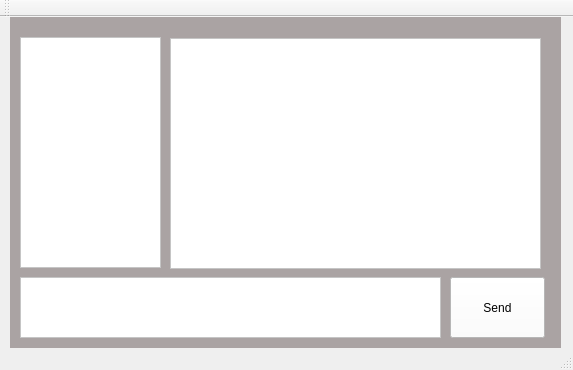
The window that ClientUI-rev/Chat/chat.ui (Tmanthegamer/LinuxChatSystems) describes before a commit, drawn with Qt 5.
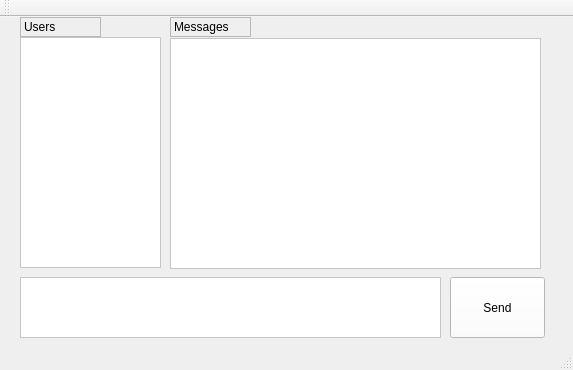
The same window after the commit. The open tabs and pages were chosen to show the change.

Commit message: Add logging and message size checking.

Diff of the .ui file:
```diff
--- a/ClientUI-rev/Chat/chat.ui
+++ b/ClientUI-rev/Chat/chat.ui
@@ -27,7 +27,7 @@
      </rect>
     </property>
     <property name="styleSheet">
-     <string notr="true">background-color: rgb(170, 163, 163)</string>
+     <string notr="true"/>
     </property>
     <property name="currentIndex">
      <number>0</number>
@@ -256,6 +256,71 @@
       </property>
       <property name="styleSheet">
        <string notr="true">background-color:rgb(255, 255, 255)</string>
+      </property>
+      <property name="frameShadow">
+       <enum>QFrame::Sunken</enum>
+      </property>
+      <property name="autoScroll">
+       <bool>false</bool>
+      </property>
+      <property name="autoScrollMargin">
+       <number>0</number>
+      </property>
+      <property name="alternatingRowColors">
+       <bool>true</bool>
+      </property>
+      <property name="verticalScrollMode">
+       <enum>QAbstractItemView::ScrollPerPixel</enum>
+      </property>
+      <property name="movement">
+       <enum>QListView::Static</enum>
+      </property>
+      <property name="isWrapping" stdset="0">
+       <bool>false</bool>
+      </property>
+      <property name="resizeMode">
+       <enum>QListView::Fixed</enum>
+      </property>
+      <property name="wordWrap">
+       <bool>true</bool>
+      </property>
+     </widget>
+     <widget class="QLabel" name="label">
+      <property name="geometry">
+       <rect>
+        <x>160</x>
+        <y>10</y>
+        <width>81</width>
+        <height>20</height>
+       </rect>
+      </property>
+      <property name="frameShape">
+       <enum>QFrame::StyledPanel</enum>
+      </property>
+      <property name="frameShadow">
+       <enum>QFrame::Sunken</enum>
+      </property>
+      <property name="text">
+       <string>Messages</string>
+      </property>
+     </widget>
+     <widget class="QLabel" name="label_2">
+      <property name="geometry">
+       <rect>
+        <x>10</x>
+        <y>10</y>
+        <width>81</width>
+        <height>20</height>
+       </rect>
+      </property>
+      <property name="frameShape">
+       <enum>QFrame::StyledPanel</enum>
+      </property>
+      <property name="frameShadow">
+       <enum>QFrame::Sunken</enum>
+      </property>
+      <property name="text">
+       <string>Users</string>
       </property>
      </widget>
     </widget>
```
Left out of the diff: 45 changed lines with no effect on the pictures. The commit also changes 14 other files.
